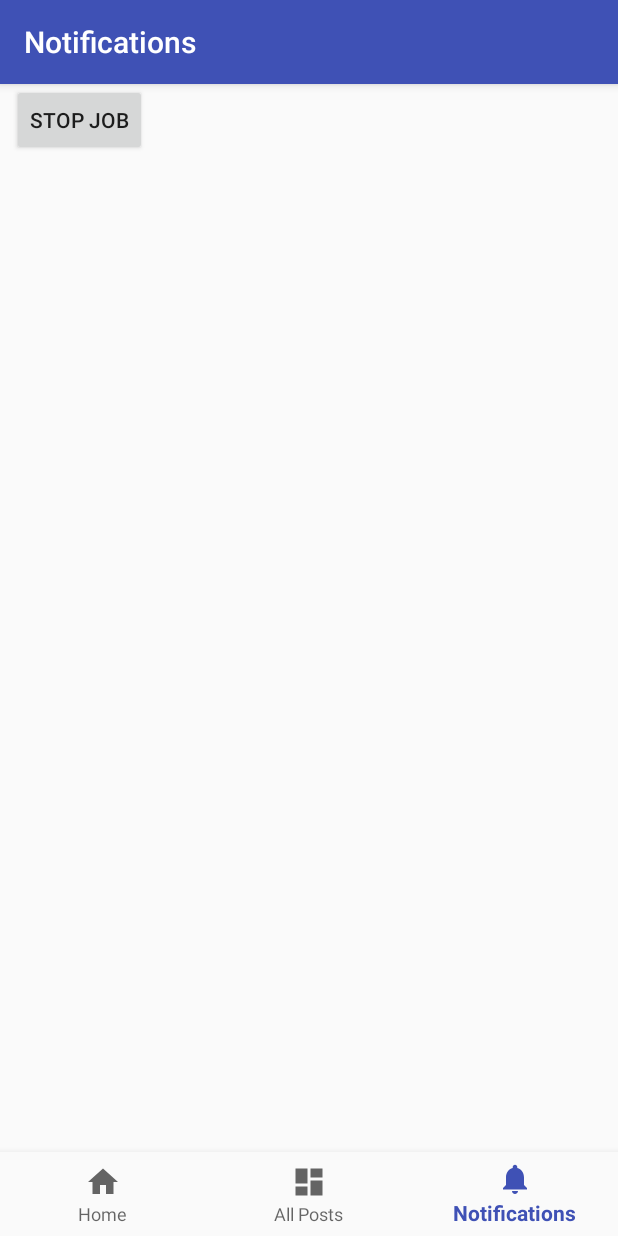
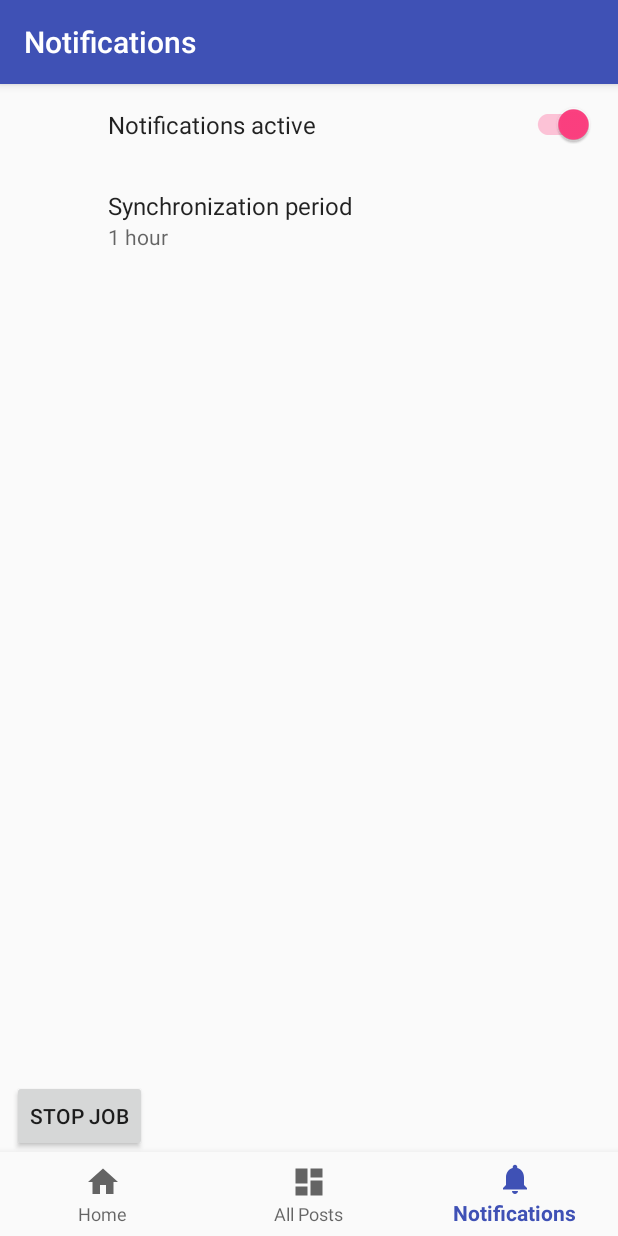
Before and after one commit to michalbrz/facebook-keyword-notifier, an Android app: the screen it shows after launch (MainActivity), item 3 of the bottom bar chosen, on a phone screen of 412 x 824 dp. Run offline under Robolectric (Android 15) with nearby library versions, the phone set to English and light mode, and no system bars; our stand-ins replace Picasso, androidx.preference; libraries missing offline, so code that uses them is left out: com.beloo.widget, com.facebook, com.facebook.login, com.firebase.jobdispatcher, com.orhanobut.logger; pictures from the network do not load; 6 statements that could not run were skipped.

Commit message:
Building basic 'Notifications' view

```diff
--- a/app/src/main/java/com/michalbrz/fbnotifier/mainactivity/MainFragment.kt
+++ b/app/src/main/java/com/michalbrz/fbnotifier/mainactivity/MainFragment.kt
@@ -26,7 +26,7 @@ class MainFragment : Fragment(), MainFragmentView {
 
     private val callbackManager = CallbackManager.Factory.create()
 
-    private val fanpagesAdapter: FanpagesAdapter = FanpagesAdapter()
+    private val fanpagesAdapter = FanpagesAdapter()
 
     override fun onCreateView(inflater: LayoutInflater, container: ViewGroup?, savedInstanceState: Bundle?): View? {
         activity.title = getString(R.string.main_fragment)
--- a/app/src/main/java/com/michalbrz/fbnotifier/notifications/NotificationsFragment.kt
+++ b/app/src/main/java/com/michalbrz/fbnotifier/notifications/NotificationsFragment.kt
@@ -2,18 +2,25 @@ package com.michalbrz.fbnotifier.notifications
 
 import android.os.Bundle
 import android.support.v4.app.Fragment
+import android.view.Gravity
 import android.view.LayoutInflater
 import android.view.View
 import android.view.ViewGroup
+import com.beloo.widget.chipslayoutmanager.ChipsLayoutManager
+import com.beloo.widget.chipslayoutmanager.SpacingItemDecoration
 import com.firebase.jobdispatcher.Constraint
 import com.firebase.jobdispatcher.FirebaseJobDispatcher
-import com.firebase.jobdispatcher.GooglePlayDriver
 import com.firebase.jobdispatcher.Trigger
+import com.michalbrz.fbkeywordnotifier.storage.DummyKeywordStorage
 import com.michalbrz.fbnotifier.KeywordOccurrenceCheckService
 import com.michalbrz.fbnotifier.R
 import kotlinx.android.synthetic.main.fragment_notifications.*
 
-class NotificationsFragment : Fragment() {
+
+class NotificationsFragment : Fragment(), NotificationsView {
+
+    val presenter: NotificationsPresenter = NotificationsPresenter(this, DummyKeywordStorage())
+    val keywordsAdapter = KeywordsAdapter()
 
     override fun onCreateView(inflater: LayoutInflater, container: ViewGroup?, savedInstanceState: Bundle?): View? {
         activity.title = getString(R.string.notifications_fragment)
@@ -21,11 +28,46 @@ class NotificationsFragment : Fragment() {
     }
 
     override fun onViewCreated(view: View?, savedInstanceState: Bundle?) {
+        fragmentManager.beginTransaction().replace(R.id.prefsHolder, NotificationsPreferences()).commit()
 
-        val dispatcher: FirebaseJobDispatcher = FirebaseJobDispatcher(GooglePlayDriver(context))
-        schedulePostPollingJob(dispatcher)
+        keywordsRecyclerView.addItemDecoration(
+                SpacingItemDecoration(
+                        resources.getDimensionPixelOffset(R.dimen.keyword_horizontal_margin),
+                        resources.getDimensionPixelOffset(R.dimen.keyword_vertical_margin)
+                ))
+        keywordsRecyclerView.layoutManager = createChipsLayoutManager()
+        keywordsRecyclerView.adapter = keywordsAdapter
 
-        stopJobButton.setOnClickListener { dispatcher.cancelAll() }
+        presenter.init()
+
+//        val dispatcher: FirebaseJobDispatcher = FirebaseJobDispatcher(GooglePlayDriver(context))
+//        schedulePostPollingJob(dispatcher)
+//
+//        stopJobButton.setOnClickListener { dispatcher.cancelAll() }
+    }
+
+    private fun createChipsLayoutManager(): ChipsLayoutManager {
+        val chipsLayoutManager = ChipsLayoutManager.newBuilder(context)
+                //set vertical gravity for all items in a row. Default = Gravity.CENTER_VERTICAL
+                .setChildGravity(Gravity.NO_GRAVITY)
+                //whether RecyclerView can scroll. TRUE by default
+                .setScrollingEnabled(true)
+                //set gravity resolver where you can determine gravity for item in position.
+                //This method have priority over previous one
+                .setGravityResolver { Gravity.NO_GRAVITY }
+                //a layoutOrientation of layout manager, could be VERTICAL OR HORIZONTAL. HORIZONTAL by default
+                .setOrientation(ChipsLayoutManager.HORIZONTAL)
+                // row strategy for views in completed row, could be STRATEGY_DEFAULT, STRATEGY_FILL_VIEW,
+                //STRATEGY_FILL_SPACE or STRATEGY_CENTER
+                .setRowStrategy(ChipsLayoutManager.STRATEGY_DEFAULT)
+                .build()
+        return chipsLayoutManager
+    }
+
+    override fun showKeywords(keywords: List<String>) {
+        keywordsAdapter.keywords = keywords
+        keywordsAdapter.notifyDataSetChanged()
+
     }
 
     private fun schedulePostPollingJob(dispatcher: FirebaseJobDispatcher) {
--- /dev/null
+++ b/app/src/main/java/com/michalbrz/fbnotifier/notifications/NotificationsPreferences.kt
@@ -0,0 +1,11 @@
+package com.michalbrz.fbnotifier.notifications
+
+import android.os.Bundle
+import android.support.v7.preference.PreferenceFragmentCompat
+import com.michalbrz.fbnotifier.R
+
+class NotificationsPreferences : PreferenceFragmentCompat() {
+    override fun onCreatePreferences(savedInstanceState: Bundle?, rootKey: String?) {
+        addPreferencesFromResource(R.xml.preferences)
+    }
+}
--- /dev/null
+++ b/app/src/main/java/com/michalbrz/fbnotifier/notifications/NotificationsPresenter.kt
@@ -0,0 +1,10 @@
+package com.michalbrz.fbnotifier.notifications
+
+import com.michalbrz.fbkeywordnotifier.storage.KeywordStorage
+
+class NotificationsPresenter(val notificationsView: NotificationsView, val keywordStorage: KeywordStorage) {
+
+    fun init() {
+        notificationsView.showKeywords(keywordStorage.getKeywords())
+    }
+}
--- /dev/null
+++ b/app/src/main/java/com/michalbrz/fbnotifier/notifications/NotificationsView.kt
@@ -0,0 +1,6 @@
+package com.michalbrz.fbnotifier.notifications
+
+interface NotificationsView {
+
+    fun showKeywords(keywords: List<String>)
+}
--- a/app/src/main/res/layout/fragment_notifications.xml
+++ b/app/src/main/res/layout/fragment_notifications.xml
@@ -13,7 +13,26 @@
             android:layout_height="wrap_content"
             android:id="@+id/stopJobButton"
             app:layout_constraintLeft_toLeftOf="parent"
+            app:layout_constraintBottom_toBottomOf="parent"
+            android:layout_marginLeft="8dp"
+            android:layout_marginStart="8dp"/>
+
+    <FrameLayout
+            android:id="@+id/prefsHolder"
+            android:layout_width="0dp"
+            android:layout_height="wrap_content"
             app:layout_constraintTop_toTopOf="parent"
-            android:layout_marginLeft="8dp"/>
+            app:layout_constraintLeft_toLeftOf="parent"
+            app:layout_constraintRight_toRightOf="parent"
+            />
+
+    <android.support.v7.widget.RecyclerView
+            android:id="@+id/keywordsRecyclerView"
+            android:layout_width="368dp"
+            android:layout_height="wrap_content"
+            app:layout_constraintTop_toBottomOf="@+id/prefsHolder"
+            app:layout_constraintStart_toStartOf="parent"
+            tools:layout_editor_absoluteX="8dp"/>
+
 
 </android.support.constraint.ConstraintLayout>
--- a/app/src/main/res/values/dimens.xml
+++ b/app/src/main/res/values/dimens.xml
@@ -2,4 +2,7 @@
     <!-- Default screen margins, per the Android Design guidelines. -->
     <dimen name="activity_horizontal_margin">16dp</dimen>
     <dimen name="activity_vertical_margin">16dp</dimen>
+
+    <dimen name="keyword_horizontal_margin">8dp</dimen>
+    <dimen name="keyword_vertical_margin">4dp</dimen>
 </resources>
--- a/app/src/main/res/values/strings.xml
+++ b/app/src/main/res/values/strings.xml
@@ -2,11 +2,34 @@
     <string name="app_name">FbKeywordNotifier</string>
     <string name="facebook_app_id">1422200391175307</string>
     <string name="fb_login_protocol_scheme">fb1422200391175307</string> <!--required by chrome custom tabs-->
-    <string name="title_activity_main2">MainActivity2</string>
+
     <string name="title_home">Home</string>
     <string name="title_all_posts">All Posts</string>
     <string name="title_notifications">Notifications</string>
     <string name="main_fragment">MainFragment</string>
     <string name="notifications_fragment">Notifications</string>
     <string name="all_posts_fragment">All Posts</string>
+
+    <!--NotificationsFragment-->
+    <string name="notifications_active">Notifications active</string>
+    <string name="synchronization_period">Synchronization period</string>
+    <string name="synchronization_period_summary">How often should we synchronize posts</string>
+
+    <string name="default_synchronization_period">60</string>
+    <string-array name="synchronization_periods_simple_values">
+        <item>5 minutes</item>
+        <item>15 minutes</item>
+        <item>30 minutes</item>
+        <item>1 hour</item>
+        <item>2 hours</item>
+        <item>4 hours</item>
+    </string-array>
+    <string-array name="synchronization_periods_in_minutes">
+        <item>5</item>
+        <item>15</item>
+        <item>30</item>
+        <item>60</item>
+        <item>120</item>
+        <item>240</item>
+    </string-array>
 </resources>
--- a/app/src/main/res/values/styles.xml
+++ b/app/src/main/res/values/styles.xml
@@ -6,6 +6,8 @@
         <item name="colorPrimary">@color/colorPrimary</item>
         <item name="colorPrimaryDark">@color/colorPrimaryDark</item>
         <item name="colorAccent">@color/colorAccent</item>
+
+        <item name="preferenceTheme">@style/PreferenceThemeOverlay.v14.Material</item>
     </style>
 
 </resources>
--- /dev/null
+++ b/app/src/main/res/xml/preferences.xml
@@ -0,0 +1,18 @@
+<?xml version="1.0" encoding="utf-8"?>
+
+<android.support.v7.preference.PreferenceScreen xmlns:android="http://schemas.android.com/apk/res/android">
+
+    <SwitchPreferenceCompat
+            android:key="pref_sync"
+            android:title="@string/notifications_active"
+            android:defaultValue="true"/>
+    <ListPreference
+            android:dependency="pref_sync"
+            android:key="pref_syncConnectionType"
+            android:title="@string/synchronization_period"
+            android:summary="%s"
+            android:entries="@array/synchronization_periods_simple_values"
+            android:entryValues="@array/synchronization_periods_in_minutes"
+            android:defaultValue="@string/default_synchronization_period"
+            />
+</android.support.v7.preference.PreferenceScreen>
```
Also changed, not shown: app/build.gradle (+13 -12 lines), app/src/main/java/com/michalbrz/fbnotifier/notifications/KeywordsAdapter.kt (added, +34 -0 lines), app/src/main/res/layout/keyword_item.xml (added, +23 -0 lines).
